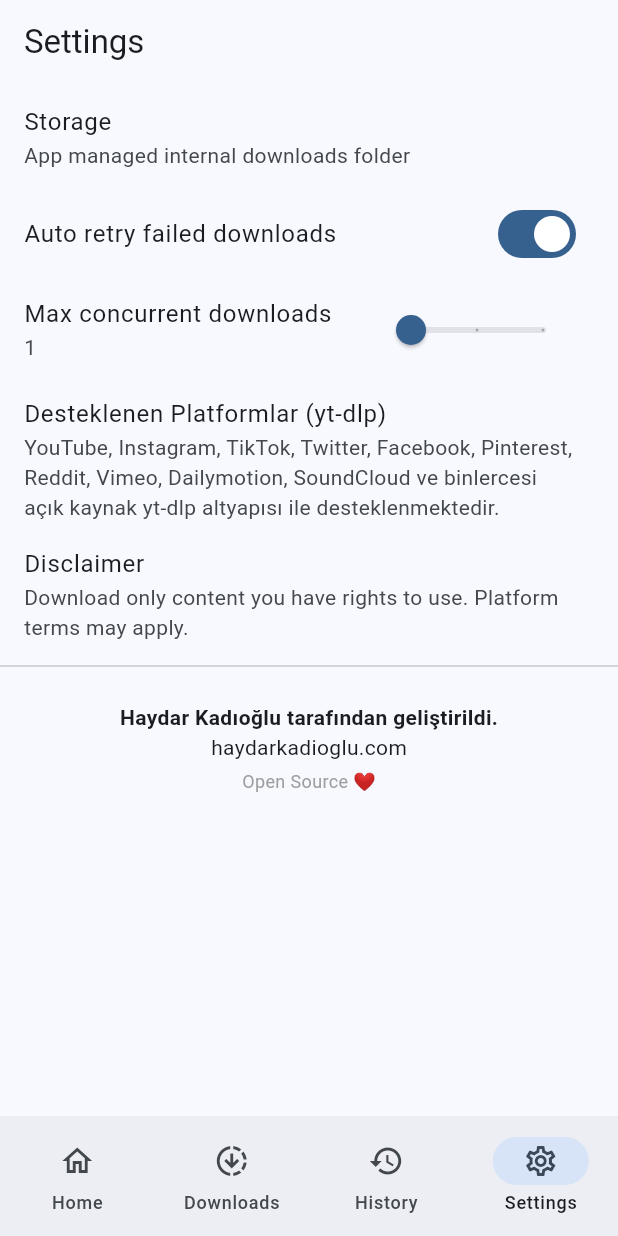
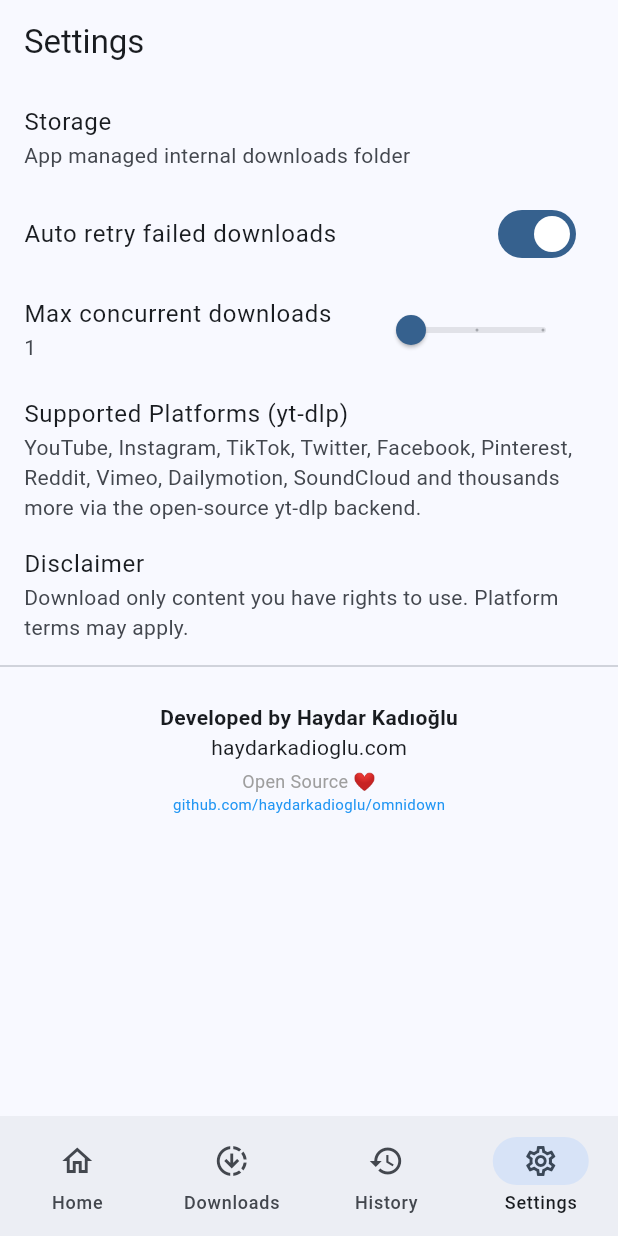
Before and after one commit to haydarkadioglu/omnidown, a Flutter app: the screen it shows after launch, item 4 of the bottom bar chosen, on a phone screen of 412 x 824 dp. Run offline on Flutter 3.47's test engine with Material 3 defaults, Android fonts, the phone set to English and light mode, and no system bars; our stand-ins replace dio, open_filex, share_plus, shared_preferences, sqflite; missing offline and left inert: ffmpeg_kit_flutter_new, youtube_explode_dart; accounts and stored records are empty.

Commit message:
a little changes

```diff
--- a/lib/features/download/services/download_manager.dart
+++ b/lib/features/download/services/download_manager.dart
@@ -187,7 +187,7 @@ class DownloadManager extends ChangeNotifier {
         if (await aFile.exists()) await aFile.delete();
 
         if (!ReturnCode.isSuccess(returnCode)) {
-           throw Exception('MP3 dönüştürme başarısız oldu (Hata Kodu: \${returnCode?.getValue()})');
+           throw Exception('MP3 conversion failed (Error Code: \${returnCode?.getValue()})');
         }
       } else {
         await _dio.download(
--- a/lib/features/home/presentation/home_screen.dart
+++ b/lib/features/home/presentation/home_screen.dart
@@ -14,7 +14,7 @@ class HomeScreen extends StatefulWidget {
   State<HomeScreen> createState() => _HomeScreenState();
 }
 
-class _HomeScreenState extends State<HomeScreen> {
+class _HomeScreenState extends State<HomeScreen> with AutomaticKeepAliveClientMixin {
   final _urlController = TextEditingController();
   final _extractorService = ExtractorService();
   final _linkParser = LinkParserService();
@@ -22,6 +22,9 @@ class _HomeScreenState extends State<HomeScreen> {
   MediaSource? _source;
   String _title = '';
   bool _isFetching = false;
+
+  @override
+  bool get wantKeepAlive => true;
 
   @override
   void dispose() {
@@ -68,8 +71,8 @@ class _HomeScreenState extends State<HomeScreen> {
       ScaffoldMessenger.of(context).showSnackBar(
         const SnackBar(
           content: Text(
-            'Gerçek kalite listesi alınamadı (1080p/MP3 şablonu). '
-            'Uygulamayı tam yeniden derleyin (Stop → flutter run) veya YouTube Music yerine youtube.com linki deneyin.',
+            'Could not fetch the actual quality list (1080p/MP3 placeholder). '
+            'Please fully rebuild the app (Stop → flutter run) or try a youtube.com link instead of YouTube Music.',
           ),
           duration: Duration(seconds: 6),
         ),
@@ -99,7 +102,7 @@ class _HomeScreenState extends State<HomeScreen> {
           Icon(Icons.ondemand_video, size: 48, color: Theme.of(context).colorScheme.outline),
           const SizedBox(height: 8),
           Text(
-            'Önizleme yok',
+            'No preview',
             style: TextStyle(color: Theme.of(context).colorScheme.onSurfaceVariant),
           ),
         ],
@@ -109,6 +112,7 @@ class _HomeScreenState extends State<HomeScreen> {
 
   @override
   Widget build(BuildContext context) {
+    super.build(context);
     final themeProvider = context.watch<ThemeProvider>();
     final isInitialState = _source == null && _formats.isEmpty && !_isFetching;
 
@@ -276,7 +280,7 @@ class _HomeScreenState extends State<HomeScreen> {
               child: Column(
                 children: [
                   Text(
-                    'Haydar Kadıoğlu tarafından geliştirildi.',
+                    'Developed by Haydar Kadıoğlu',
                     style: TextStyle(fontWeight: FontWeight.bold),
                   ),
                   Text('haydarkadioglu.com'),
@@ -284,6 +288,10 @@ class _HomeScreenState extends State<HomeScreen> {
                   Text(
                     'Open Source ❤️',
                     style: TextStyle(color: Colors.grey, fontSize: 12),
+                  ),
+                  Text(
+                    'github.com/haydarkadioglu/omnidown',
+                    style: TextStyle(color: Colors.blue, fontSize: 10),
                   ),
                 ],
               ),
--- a/lib/features/settings/presentation/settings_screen.dart
+++ b/lib/features/settings/presentation/settings_screen.dart
@@ -42,8 +42,8 @@ class _SettingsScreenState extends State<SettingsScreen> {
             ),
           ),
           const ListTile(
-            title: Text('Desteklenen Platformlar (yt-dlp)'),
-            subtitle: Text('YouTube, Instagram, TikTok, Twitter, Facebook, Pinterest, Reddit, Vimeo, Dailymotion, SoundCloud ve binlercesi açık kaynak yt-dlp altyapısı ile desteklenmektedir.'),
+            title: Text('Supported Platforms (yt-dlp)'),
+            subtitle: Text('YouTube, Instagram, TikTok, Twitter, Facebook, Pinterest, Reddit, Vimeo, Dailymotion, SoundCloud and thousands more via the open-source yt-dlp backend.'),
           ),
           const ListTile(
             title: Text('Disclaimer'),
@@ -55,7 +55,7 @@ class _SettingsScreenState extends State<SettingsScreen> {
             child: Column(
               children: [
                 Text(
-                  'Haydar Kadıoğlu tarafından geliştirildi.',
+                  'Developed by Haydar Kadıoğlu',
                   style: TextStyle(fontWeight: FontWeight.bold),
                 ),
                 Text('haydarkadioglu.com'),
@@ -63,6 +63,10 @@ class _SettingsScreenState extends State<SettingsScreen> {
                 Text(
                   'Open Source ❤️',
                   style: TextStyle(color: Colors.grey, fontSize: 12),
+                ),
+                Text(
+                  'github.com/haydarkadioglu/omnidown',
+                  style: TextStyle(color: Colors.blue, fontSize: 10),
                 ),
               ],
             ),
```
Also changed, not shown: lib/features/extract/services/extractor_service.dart (+11 -11 lines), 1 other file.
